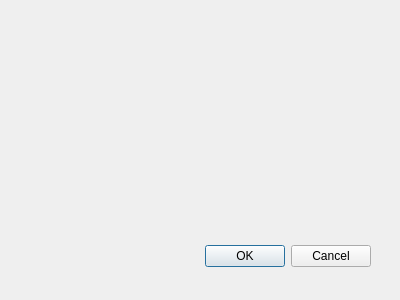
sostenibilidad-unam/sleuth_inputs, file sleuth_inputs_dialog_base.ui: the form before one commit.
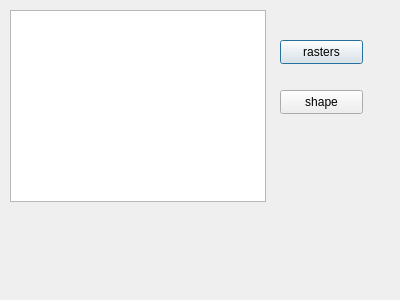
The form after the commit.

The edit to the form file:
```diff
--- a/sleuth_inputs_dialog_base.ui
+++ b/sleuth_inputs_dialog_base.ui
@@ -12,20 +12,40 @@
   <property name="windowTitle" >
    <string>Sleuth Inputs</string>
   </property>
-  <widget class="QDialogButtonBox" name="button_box" >
-   <property name="geometry" >
+  <widget class="QPushButton" name="pushButton">
+   <property name="geometry">
     <rect>
-     <x>30</x>
-     <y>240</y>
-     <width>341</width>
-     <height>32</height>
+     <x>280</x>
+     <y>40</y>
+     <width>83</width>
+     <height>24</height>
     </rect>
    </property>
-   <property name="orientation" >
-    <enum>Qt::Horizontal</enum>
+   <property name="text">
+    <string>rasters</string>
    </property>
-   <property name="standardButtons" >
-    <set>QDialogButtonBox::Cancel|QDialogButtonBox::Ok</set>
+  </widget>
+  <widget class="QPushButton" name="pushButton_2">
+   <property name="geometry">
+    <rect>
+     <x>280</x>
+     <y>90</y>
+     <width>83</width>
+     <height>24</height>
+    </rect>
+   </property>
+   <property name="text">
+    <string>shape</string>
+   </property>
+  </widget>
+  <widget class="QTextBrowser" name="textBrowser">
+   <property name="geometry">
+    <rect>
+     <x>10</x>
+     <y>10</y>
+     <width>256</width>
+     <height>192</height>
+    </rect>
    </property>
   </widget>
  </widget>
```
Left out of the diff: 44 changed lines with no effect on the pictures.
